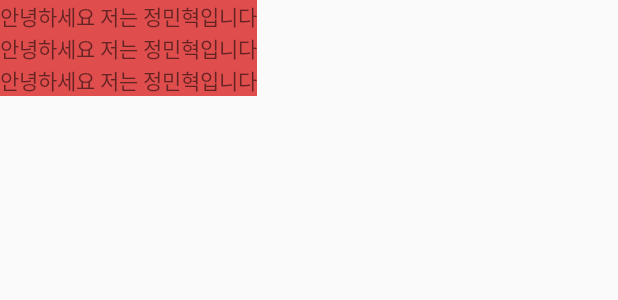
After one commit to minhyuuk/AloneAppStudy, an Android app: the layout resource.xml on its own in the app's theme, with its tools: preview values and no code run, on a phone screen of 412 x 824 dp. The commit adds this screen. Shown: the top 300 px of the screen. Run offline under Robolectric (Android 15) with nearby library versions, the phone set to English and light mode, and no system bars.

Commit message:
Resource 사용하기

```diff
--- /dev/null
+++ b/app/src/main/res/layout/resource.xml
@@ -0,0 +1,25 @@
+<?xml version="1.0" encoding="utf-8"?>
+<LinearLayout xmlns:android="http://schemas.android.com/apk/res/android"
+    android:layout_width="match_parent"
+    android:layout_height="match_parent"
+    android:orientation="vertical">
+
+    <TextView
+        android:layout_width="wrap_content"
+        android:layout_height="wrap_content"
+        android:text="@string/textview_text"
+        android:background="@color/textview_color"/>
+
+    <TextView
+        android:layout_width="wrap_content"
+        android:layout_height="wrap_content"
+        android:text="@string/textview_text"
+        android:background="@color/textview_color"/>
+
+    <TextView
+        android:layout_width="wrap_content"
+        android:layout_height="wrap_content"
+        android:text="@string/textview_text"
+        android:background="@color/textview_color"/>
+
+</LinearLayout>
--- a/app/src/main/res/values/colors.xml
+++ b/app/src/main/res/values/colors.xml
@@ -3,4 +3,5 @@
     <color name="colorPrimary">#6200EE</color>
     <color name="colorPrimaryDark">#3700B3</color>
     <color name="colorAccent">#03DAC5</color>
+    <color name="textview_color">#DF4D4D</color>
 </resources>
--- a/app/src/main/res/values/strings.xml
+++ b/app/src/main/res/values/strings.xml
@@ -1,3 +1,4 @@
 <resources>
     <string name="app_name">My Application</string>
+    <string name="textview_text">안녕하세요 저는 정민혁입니다</string>
 </resources>
```
